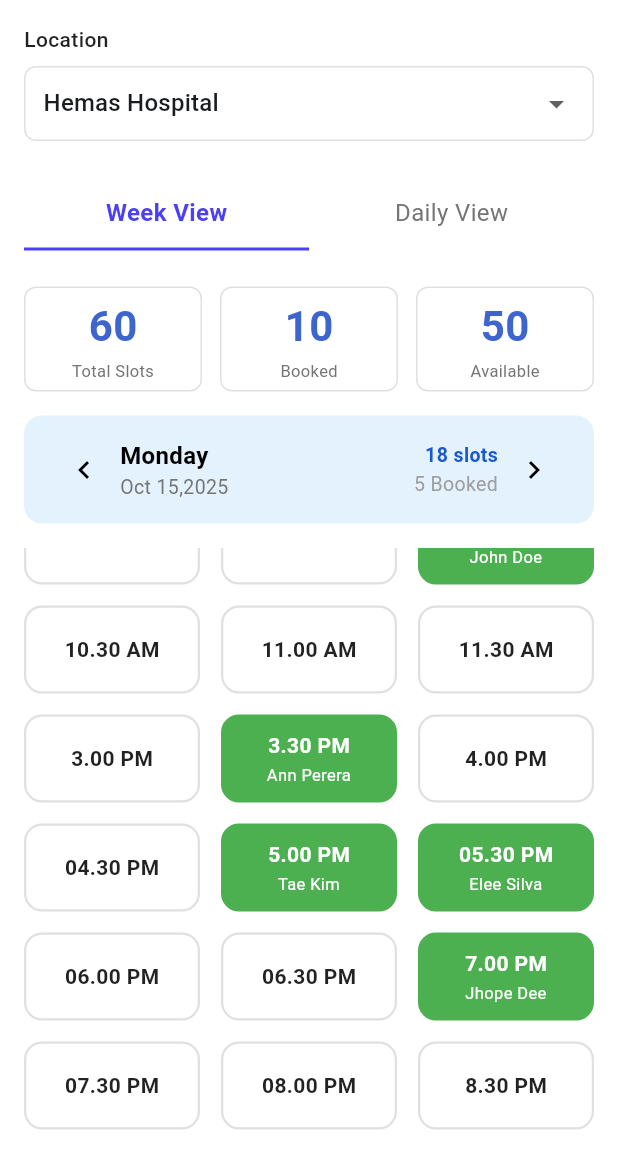
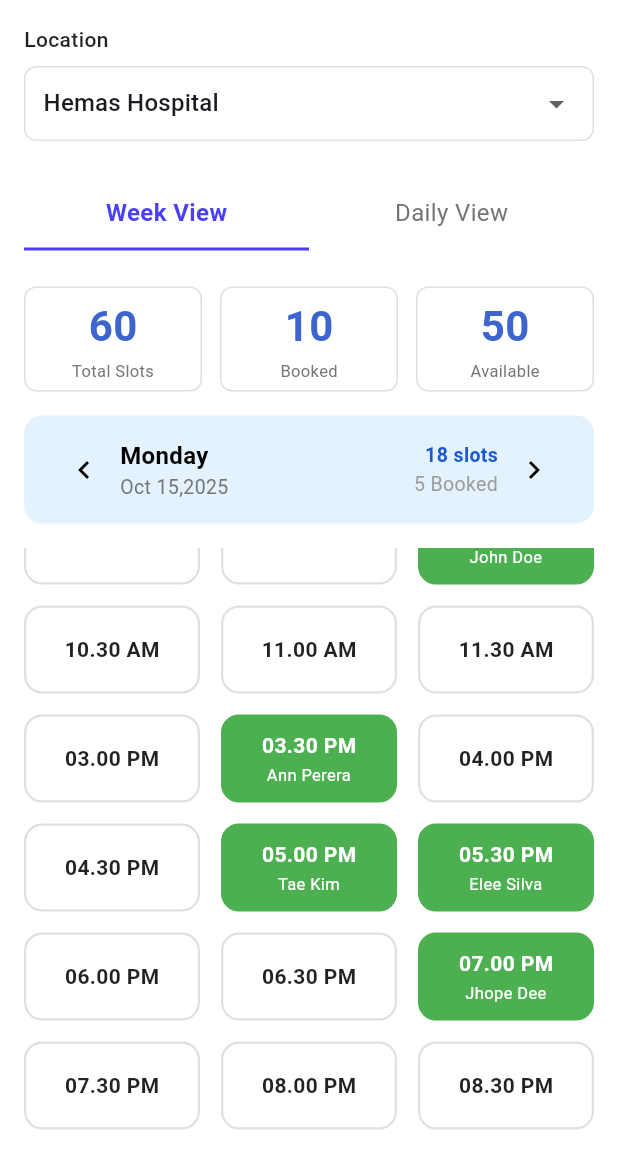
Before and after one commit to eChanneling-Revamp/Doctor-App, a Flutter app: the ScheduleManagerScreen screen opened directly, scrolled down 50 dp, on a phone screen of 412 x 824 dp, the part 84-1236 px from its top. Run offline on Flutter 3.47's test engine with Material 3 defaults, Android fonts, the phone set to English and light mode, and no system bars.

Commit message:
Add main app page with bottom navigation and change folder structures
Introduces DoctorMainApp as the main entry point with a bottom navigation bar to switch between Home, Appointments, Session, Teleconsultation, and Income screens.

```diff
--- a/doctorapp/lib/screens/appointment/appointments_screen.dart
+++ b/doctorapp/lib/screens/appointment/appointments_screen.dart
@@ -1,7 +1,6 @@
 import 'package:flutter/material.dart';
 import '../../widgets/appointment_widgets/appointment_tab_bar.dart';
 import '../../widgets/appointment_widgets/appointment_list_view.dart';
-import '../../widgets/home_widgets/navigation_bar_widgets.dart';
 import '../../widgets/shared_widgets.dart';
 import 'schedule_manager_screen.dart';
 
@@ -205,7 +204,6 @@ class _AppointmentsScreenState extends State<AppointmentsScreen>
           ),
         ],
       ),
-      bottomNavigationBar: const HomeBottomNavigationBar(currentIndex: 1),
     );
   }
 }
--- a/doctorapp/lib/screens/appointment/schedule_manager_screen.dart
+++ b/doctorapp/lib/screens/appointment/schedule_manager_screen.dart
@@ -30,18 +30,18 @@ class _ScheduleManagerScreenState extends State<ScheduleManagerScreen> {
     {'time': '10.30 AM', 'patient': null},
     {'time': '11.00 AM', 'patient': null},
     {'time': '11.30 AM', 'patient': null},
-    {'time': '3.00 PM', 'patient': null},
-    {'time': '3.30 PM', 'patient': 'Ann Perera'},
-    {'time': '4.00 PM', 'patient': null},
+    {'time': '03.00 PM', 'patient': null},
+    {'time': '03.30 PM', 'patient': 'Ann Perera'},
+    {'time': '04.00 PM', 'patient': null},
     {'time': '04.30 PM', 'patient': null},
-    {'time': '5.00 PM', 'patient': 'Tae Kim'},
+    {'time': '05.00 PM', 'patient': 'Tae Kim'},
     {'time': '05.30 PM', 'patient': 'Elee Silva'},
     {'time': '06.00 PM', 'patient': null},
     {'time': '06.30 PM', 'patient': null},
-    {'time': '7.00 PM', 'patient': 'Jhope Dee'},
+    {'time': '07.00 PM', 'patient': 'Jhope Dee'},
     {'time': '07.30 PM', 'patient': null},
     {'time': '08.00 PM', 'patient': null},
-    {'time': '8.30 PM', 'patient': null},
+    {'time': '08.30 PM', 'patient': null},
   ];
 
   @override
--- a/doctorapp/lib/screens/add_session_screen.dart
+++ b/doctorapp/lib/screens/home/add_session_screen.dart
@@ -1,6 +1,6 @@
 import 'package:flutter/material.dart';
-import '../widgets/shared_widgets.dart';
-import '../widgets/session_widgets/add_session_widgets.dart';
+import '../../widgets/shared_widgets.dart';
+import '../../widgets/session_widgets/add_session_widgets.dart';
 
 class AddSessionScreen extends StatelessWidget {
   const AddSessionScreen({super.key});
--- a/doctorapp/lib/screens/income.dart
+++ b/doctorapp/lib/screens/income/income_screen.dart
@@ -1,5 +1,4 @@
 import 'package:flutter/material.dart';
-import '../widgets/home_widgets/navigation_bar_widgets.dart';
 
 class IncomeScreen extends StatefulWidget {
   const IncomeScreen({super.key});
@@ -19,7 +18,6 @@ class _IncomeScreenState extends State<IncomeScreen> {
         elevation: 0,
       ),
       body: const Center(child: Text('Income screen')),
-      bottomNavigationBar: const HomeBottomNavigationBar(currentIndex: 4),
     );
   }
 }
--- a/doctorapp/lib/screens/sesion.dart
+++ b/doctorapp/lib/screens/session/session_screen.dart
@@ -1,5 +1,4 @@
 import 'package:flutter/material.dart';
-import '../widgets/home_widgets/navigation_bar_widgets.dart';
 
 class SessionScreen extends StatefulWidget {
   const SessionScreen({super.key});
@@ -19,7 +18,6 @@ class _SessionScreenState extends State<SessionScreen> {
         elevation: 0,
       ),
       body: const Center(child: Text('Session screen')),
-      bottomNavigationBar: const HomeBottomNavigationBar(currentIndex: 2),
     );
   }
 }
--- a/doctorapp/lib/screens/signin_screen.dart
+++ b/doctorapp/lib/screens/signin_screen.dart
@@ -1,4 +1,4 @@
-import 'package:doctorapp/screens/home_screen.dart';
+import 'package:doctorapp/screens/app_main_pge.dart';
 import 'package:flutter/material.dart';
 import '../widgets/shared_widgets.dart';
 import 'forgot_password/forgot_password_screen.dart';
@@ -34,7 +34,7 @@ class _SignInScreenState extends State<SignInScreen> {
       // Navigate to home screen
       Navigator.pushReplacement(
         context,
-        MaterialPageRoute(builder: (context) => const HomeScreen()),
+        MaterialPageRoute(builder: (context) => const DoctorMainApp()),
       );
     } else {
       SnackbarUtils.info(context, 'Please enter email and password');
--- a/doctorapp/lib/screens/teleconsult.dart
+++ b/doctorapp/lib/screens/teleconsultation/teleconsultation_screen.dart
@@ -1,5 +1,4 @@
 import 'package:flutter/material.dart';
-import '../widgets/home_widgets/navigation_bar_widgets.dart';
 
 class TeleconsultScreen extends StatefulWidget {
   const TeleconsultScreen({super.key});
@@ -19,7 +18,6 @@ class _TeleconsultScreenState extends State<TeleconsultScreen> {
         elevation: 0,
       ),
       body: const Center(child: Text('Teleconsult screen')),
-      bottomNavigationBar: const HomeBottomNavigationBar(currentIndex: 3),
     );
   }
 }
--- a/doctorapp/lib/widgets/home_widgets/quick_actions_widgets.dart
+++ b/doctorapp/lib/widgets/home_widgets/quick_actions_widgets.dart
@@ -1,6 +1,6 @@
 import 'package:flutter/material.dart';
-import '../../screens/add_session_screen.dart';
-import '../../screens/prescription_screen.dart';
+import '../../screens/home/add_session_screen.dart';
+import '../../screens/home/prescription_screen.dart';
 
 class QuickActionsSection extends StatelessWidget {
   const QuickActionsSection({super.key});
```
Also changed, not shown: doctorapp/lib/screens/app_main_pge.dart (added, +41 -0 lines), doctorapp/lib/screens/home/home_screen.dart (renamed from doctorapp/lib/screens/home_screen.dart, +7 -10 lines), doctorapp/lib/widgets/home_widgets/navigation_bar_widgets.dart (+4 -4 lines).
